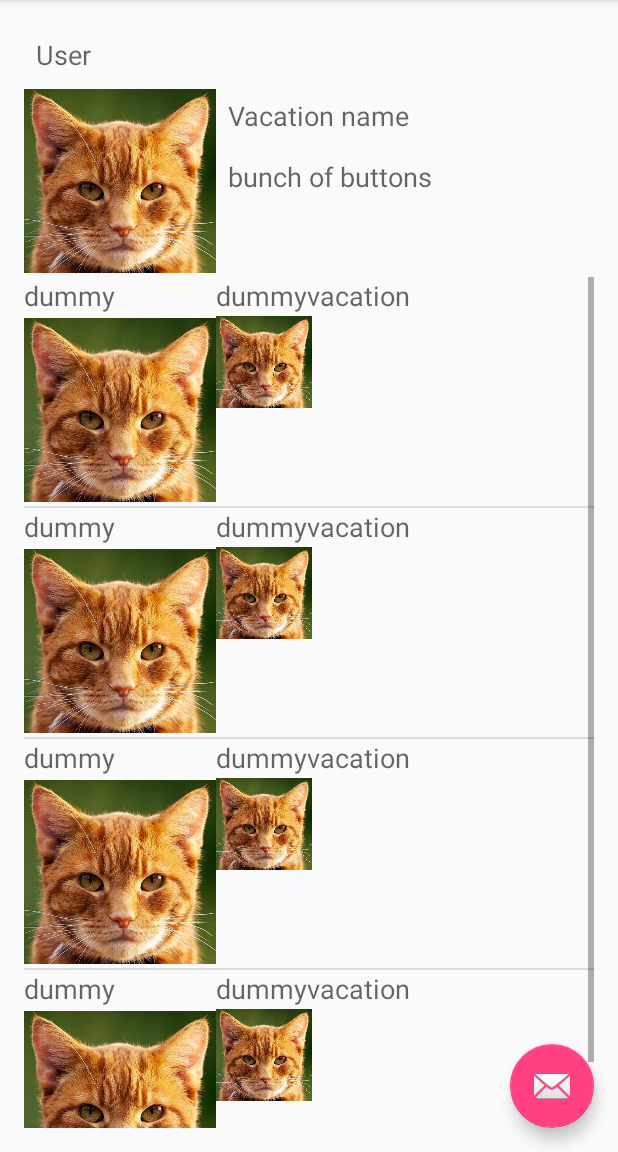
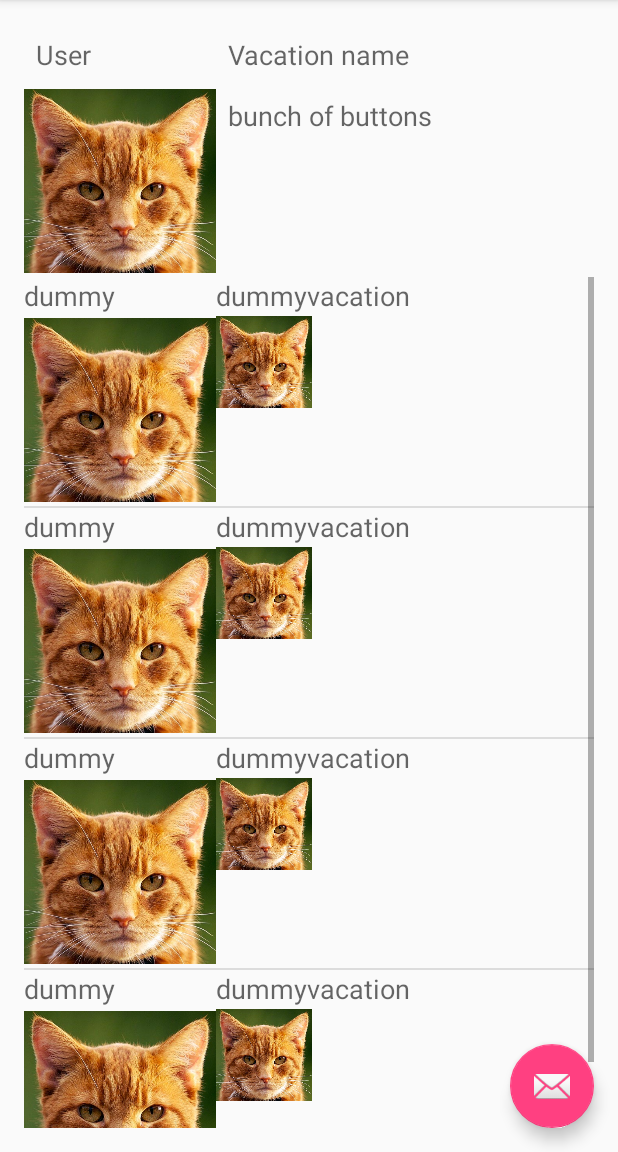
Before and after one commit to MaxWason/VacationDroid, an Android app: the screen it shows after launch (OverviewActivity), after a tap on "LOGIN", on a phone screen of 412 x 824 dp, the part 84-1236 px from its top. Run offline under Robolectric (Android 15) with nearby library versions, the phone set to English and light mode, and no system bars.

Commit message:
minor layout changes

```diff
--- a/app/src/main/java/com/jkpg/jurgen/nl/vacationdroid/LoginActivity.java
+++ b/app/src/main/java/com/jkpg/jurgen/nl/vacationdroid/LoginActivity.java
@@ -34,6 +34,7 @@ public class LoginActivity extends AppCompatActivity {
 
     public void onNewAccountPress(View v) {
 
+        //show the register fragment
         getFragmentManager().beginTransaction()
                 .hide(login)
                 .show(register)
@@ -52,6 +53,14 @@ public class LoginActivity extends AppCompatActivity {
         finish();
     }
 
+    public void onRegisterPress(View v) {
+        //register new account
+
+        //get token for new account
+
+        //goto overview activity
+
+    }
     @Override
     public void onBackPressed() {
 
--- a/app/src/main/res/layout/fragment_user_dash.xml
+++ b/app/src/main/res/layout/fragment_user_dash.xml
@@ -22,6 +22,17 @@
             android:layout_margin="8dp"
             android:layout_rowSpan="1" />
 
+        <TextView
+            android:layout_width="wrap_content"
+            android:layout_height="wrap_content"
+            android:textAppearance="?android:attr/textAppearanceMedium"
+            android:text="Vacation name"
+            android:id="@+id/textView2"
+            android:layout_row="0"
+            android:layout_column="1"
+            android:layout_margin="8dp"
+            android:layout_gravity="left" />
+
         <ImageView
             android:layout_width="128dp"
             android:layout_height="128dp"
@@ -35,17 +46,6 @@
             android:layout_width="wrap_content"
             android:layout_height="wrap_content"
             android:textAppearance="?android:attr/textAppearanceMedium"
-            android:text="Vacation name"
-            android:id="@+id/textView2"
-            android:layout_row="1"
-            android:layout_column="1"
-            android:layout_margin="8dp"
-            android:layout_gravity="left" />
-
-        <TextView
-            android:layout_width="wrap_content"
-            android:layout_height="wrap_content"
-            android:textAppearance="?android:attr/textAppearanceMedium"
             android:text="bunch of buttons"
             android:id="@+id/textView4"
             android:layout_row="2"
```
Also changed, not shown: app/src/main/res/layout/login_container.xml (deleted, +0 -13 lines), app/src/main/res/layout/login_register_fragment.xml (+4 -5 lines).
